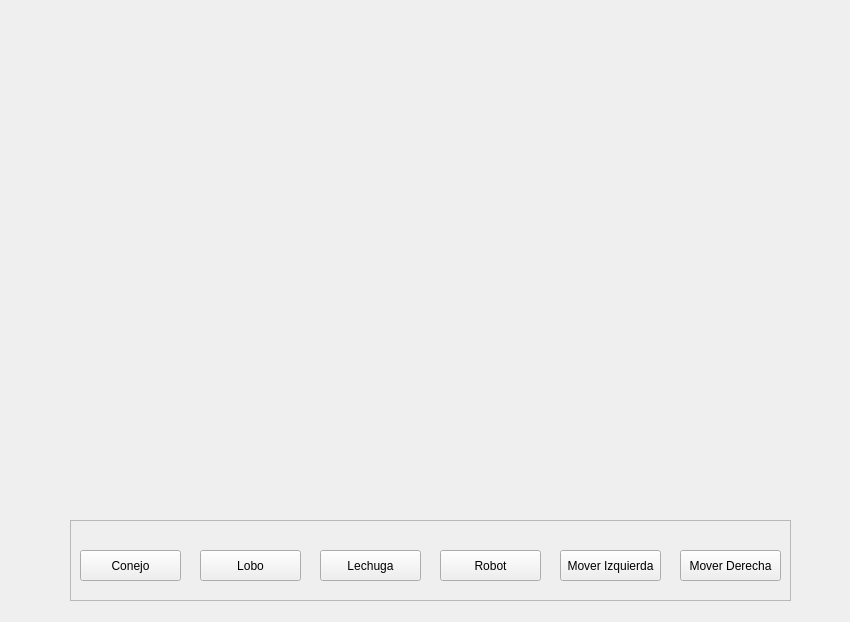
TheCryss/Barca, file mainwindow.ui: the form before one commit.
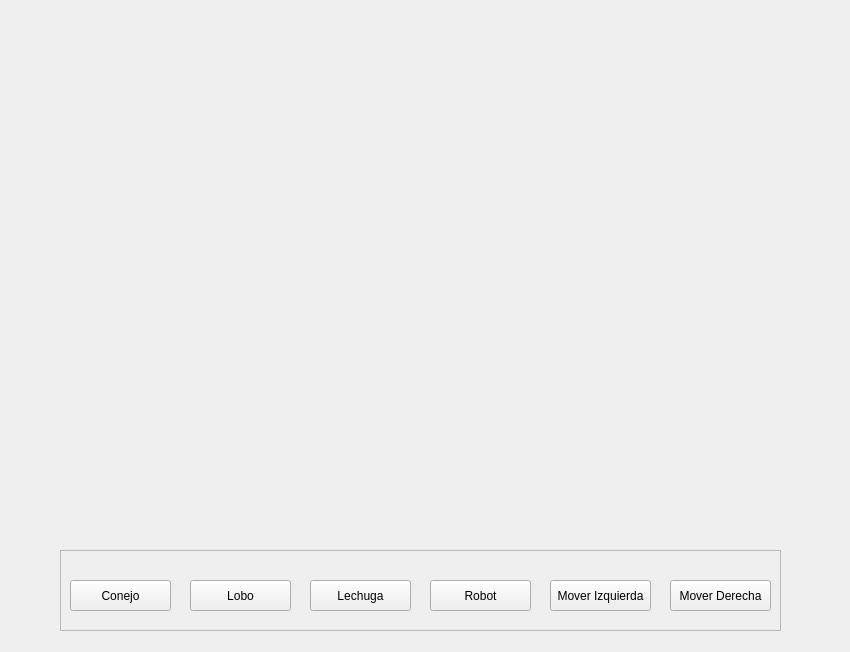
The form after the commit. Icons and pictures are not drawn.

Diff of the .ui file:
```diff
--- a/mainwindow.ui
+++ b/mainwindow.ui
@@ -7,7 +7,7 @@
     <x>0</x>
     <y>0</y>
     <width>850</width>
-    <height>622</height>
+    <height>652</height>
    </rect>
   </property>
   <property name="windowTitle">
@@ -29,8 +29,8 @@
    <widget class="QFrame" name="frame">
     <property name="geometry">
      <rect>
-      <x>70</x>
-      <y>520</y>
+      <x>60</x>
+      <y>550</y>
       <width>721</width>
       <height>81</height>
      </rect>
@@ -172,6 +172,19 @@
      <string>&lt;html&gt;&lt;head/&gt;&lt;body&gt;&lt;p&gt;&lt;br/&gt;&lt;/p&gt;&lt;/body&gt;&lt;/html&gt;</string>
     </property>
    </widget>
+   <widget class="QLabel" name="Boat">
+    <property name="geometry">
+     <rect>
+      <x>190</x>
+      <y>500</y>
+      <width>191</width>
+      <height>41</height>
+     </rect>
+    </property>
+    <property name="text">
+     <string>&lt;html&gt;&lt;head/&gt;&lt;body&gt;&lt;p&gt;&lt;br/&gt;&lt;/p&gt;&lt;/body&gt;&lt;/html&gt;</string>
+    </property>
+   </widget>
   </widget>
   <widget class="QMenuBar" name="menubar">
    <property name="geometry">
```
Left out of the diff: 3 changed lines with no effect on the pictures.
